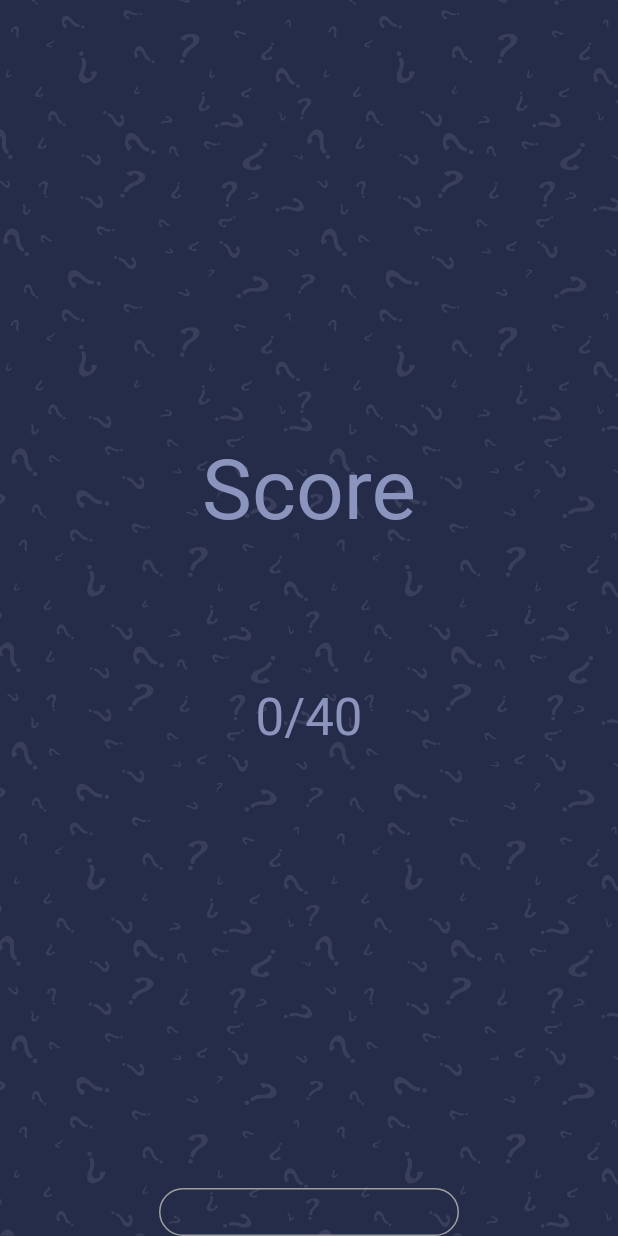
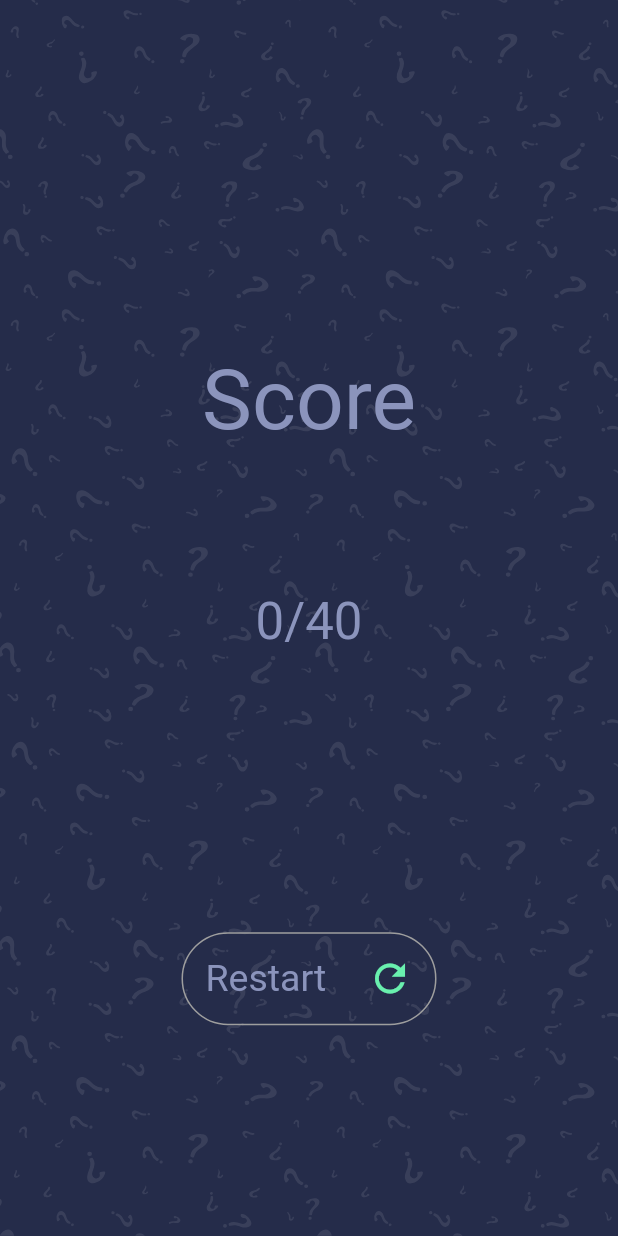
Before and after one commit to akshatstark/Quizzer, a Flutter app: the ScoreScreen screen opened directly, on a phone screen of 412 x 824 dp. Run offline on Flutter 3.47's test engine with Material 2 defaults, Android fonts, the phone set to English and light mode, and no system bars; our stand-ins replace get, websafe_svg.

Commit message:
Modified Score Screen 2

```diff
--- a/lib/main.dart
+++ b/lib/main.dart
@@ -16,7 +16,7 @@ class MyApp extends StatelessWidget {
       title: 'Quiz App',
       debugShowCheckedModeBanner: false,
       theme: ThemeData.dark(),
-      home: ScoreScreen(),
+      home: QuizScreen(),
     );
   }
 }
--- a/lib/models/Questions.dart
+++ b/lib/models/Questions.dart
@@ -12,7 +12,7 @@ const List sample_data = [
     "question":
         " Why is AWS more economical than traditional data centers for applications with varying compute workloads",
     "options": ['EC2 build on monthly basis', 'Users retain full administrative access', 'EC2 instances can be launched on demand', 'Users can handle peak workloads'],
-    "answer_index": 1,
+    "answer_index": 3,
   },
   {
     "id": 2,
--- a/lib/screens/Components/option.dart
+++ b/lib/screens/Components/option.dart
@@ -46,14 +46,14 @@ class Option extends StatelessWidget {
             padding: EdgeInsets.all(kDefaultPadding/2),
             decoration: BoxDecoration(
                // color: getTheRightColor() == kGrayColor? Colors.transparent:(getTheRightColor().withOpacity(20)),
-                borderRadius: BorderRadius.circular(15),
+                borderRadius: BorderRadius.circular(16),
                 border: Border.all(color: getTheRightColor())),
             child: Row(
               mainAxisAlignment: MainAxisAlignment.spaceBetween,
               children: [
                 Text(
                   "${index+1}. $text",
-                  style: TextStyle(fontSize: 16,color: getTheRightColor()),
+                  style: TextStyle(fontSize: 14,color: getTheRightColor()),
                 ),
                 Container(
                   height: 26,
--- a/lib/screens/score/score_screen.dart
+++ b/lib/screens/score/score_screen.dart
@@ -18,23 +18,23 @@ class ScoreScreen extends StatelessWidget {
           WebsafeSvg.asset("assets/icons/bg.svg" , fit: BoxFit.fill , width: 420),
           Column(
             children: [
-          Spacer(flex: 3,),
+          Spacer(flex: 5),
           Text("Score",
           style: Theme.of(context).
           textTheme.
           headline2.
           copyWith(color: kSecondaryColor)),
-            Spacer(),
+            Spacer(flex: 2),
               Text("${_questionController.numOfCorrectAns*10}/${_questionController.questions.length*10}",
                   style: Theme.of(context).
                   textTheme.
                   headline4.
                   copyWith(color: kSecondaryColor),),
-              Spacer(flex:3),
+              Spacer(flex: 4),
               InkWell(
                 onTap: ()=> Get.to(WelcomeScreen()),
                 child: Container(
-                  width: 200,
+                  width: 170,
                   padding: EdgeInsets.all(15),
                   alignment: Alignment.center,
                   decoration: BoxDecoration( borderRadius: BorderRadius.circular(80),
@@ -42,10 +42,18 @@ class ScoreScreen extends StatelessWidget {
                       //color: kSecondaryColor
                     ),
                   child: Row(
+                    mainAxisAlignment: MainAxisAlignment.spaceBetween,
+                    children: [
+                      Text("Restart",
+                      style: TextStyle(color: kSecondaryColor,fontSize: 25),),
+                      Icon(Icons.refresh,size: 30,color: Colors.greenAccent),
 
+                    ],
                   ),
                   ),
-                )
+
+                ),Spacer(flex:3),
+
 
           ]
           )
```
